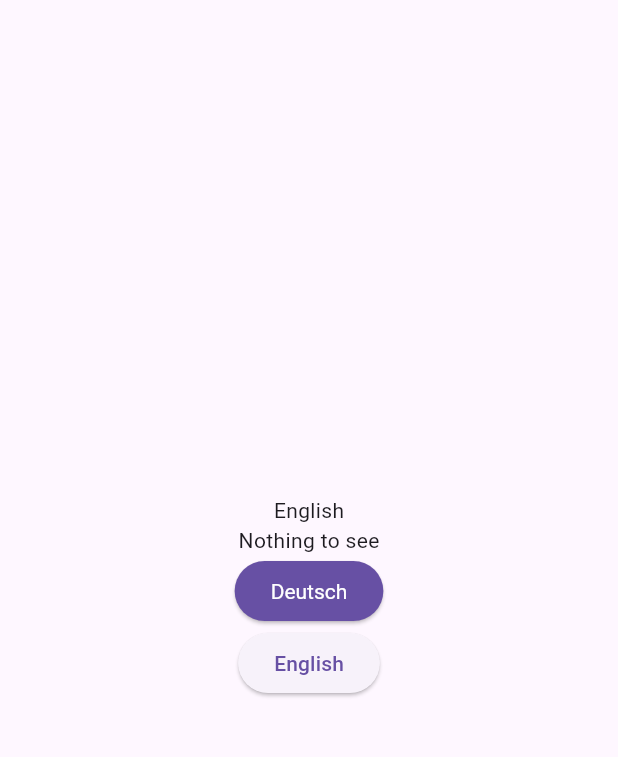
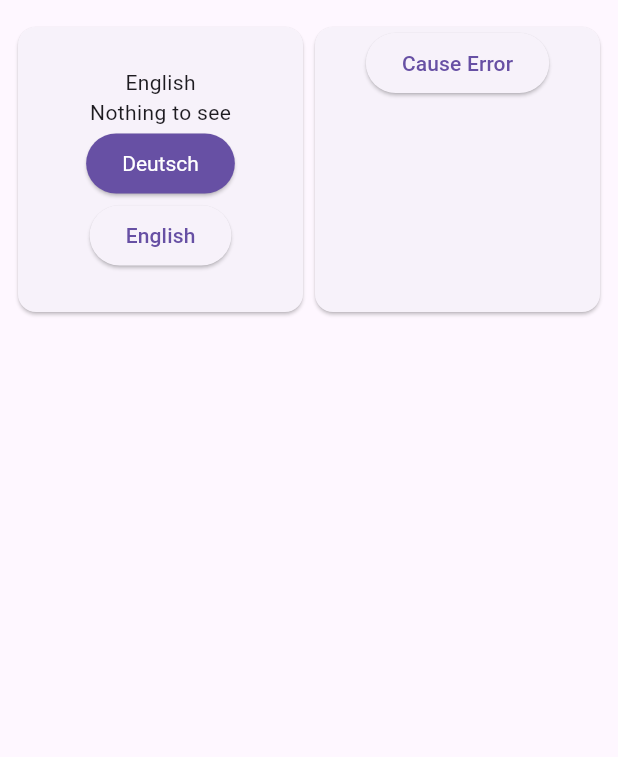
Before and after one commit to Hollow-Ego/rabenkorb, a Flutter app: the DebugPage screen opened by its route, on a phone screen of 412 x 824 dp, the part 63-820 px from its top. Run offline on Flutter 3.47's test engine with Material 3 defaults, Android fonts, the phone set to English and light mode, and no system bars; our stand-ins replace drift, go_router, package_info_plus, rxdart, shared_preferences, watch_it; accounts and stored records are empty; generated files the repository leaves out were written again.

Commit message:
improved debugging page and added log debug widget

```diff
--- a/lib/features/core/debug/debug_page.dart
+++ b/lib/features/core/debug/debug_page.dart
@@ -1,5 +1,6 @@
 import 'package:flutter/material.dart';
 import 'package:rabenkorb/features/core/debug/language_debug.dart';
+import 'package:rabenkorb/features/core/debug/logging_debug.dart';
 import 'package:rabenkorb/features/core/structural/core_scaffold.dart';
 import 'package:rabenkorb/features/core/structural/drawer/core_drawer.dart';
 import 'package:rabenkorb/generated/l10n.dart';
@@ -10,11 +11,13 @@ class DebugPage extends StatelessWidget {
   @override
   Widget build(BuildContext context) {
     return CoreScaffold(
-      body: const Center(
-        child: Column(
-          mainAxisAlignment: MainAxisAlignment.center,
-          children: [
+      body: Padding(
+        padding: const EdgeInsets.symmetric(horizontal: 8.0),
+        child: GridView.count(
+          crossAxisCount: 2,
+          children: const [
             LanguageDebug(),
+            LoggingDebug(),
           ],
         ),
       ),
--- a/lib/features/core/debug/language_debug.dart
+++ b/lib/features/core/debug/language_debug.dart
@@ -11,7 +11,8 @@ class LanguageDebug extends StatelessWidget with WatchItMixin {
   @override
   Widget build(BuildContext context) {
     final _ = watchStream((IntlStateService p0) => p0.locale);
-    return Center(
+    return Card(
+      child: Center(
         child: Column(
           mainAxisAlignment: MainAxisAlignment.center,
           children: [
@@ -31,6 +32,7 @@ class LanguageDebug extends StatelessWidget with WatchItMixin {
             )
           ],
         ),
+      ),
     );
   }
 }
--- /dev/null
+++ b/lib/features/core/debug/logging_debug.dart
@@ -0,0 +1,22 @@
+import 'package:flutter/material.dart';
+import 'package:rabenkorb/features/core/inputs/core_secondary_button.dart';
+
+class LoggingDebug extends StatelessWidget {
+  const LoggingDebug({super.key});
+
+  @override
+  Widget build(BuildContext context) {
+    return Card(
+      child: Center(
+        child: Column(
+          children: [
+            CoreSecondaryButton(
+              child: const Text("Cause Error"),
+              onPressed: () => throw Exception("Test Exception"),
+            ),
+          ],
+        ),
+      ),
+    );
+  }
+}
```
Lines whose indentation alone changed are shown as unchanged.
